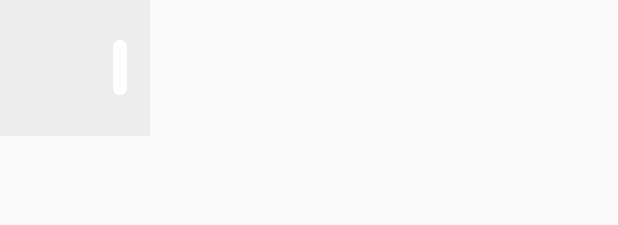
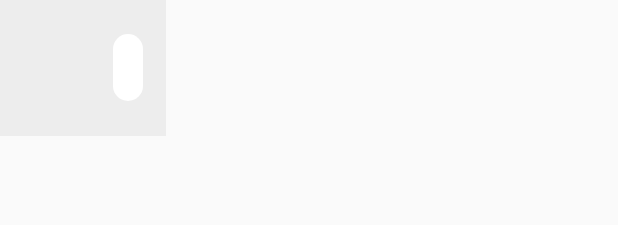
Before and after one commit to emilburzo/nexus7sms, an Android app: the layout sms_view_item_in.xml on its own in the app's theme, with its tools: preview values and no code run, on a phone screen of 412 x 824 dp. Shown: the top 225 px of the screen. Run offline under Robolectric (Android 15) with nearby library versions, the light colour scheme and no system bars.

Commit message:
sms in/out view more padding

```diff
--- a/src/main/res/layout/sms_view_item_in.xml
+++ b/src/main/res/layout/sms_view_item_in.xml
@@ -22,6 +22,7 @@
         android:background="@drawable/round_border"
         android:layout_toEndOf="@id/picture"
         android:layout_centerVertical="true"
+        android:padding="10dp"
         style="@android:style/TextAppearance.Medium"
         />
 
--- a/src/main/res/layout/sms_view_item_out.xml
+++ b/src/main/res/layout/sms_view_item_out.xml
@@ -16,6 +16,7 @@
         android:layout_marginStart="100dp"
         android:layout_toStartOf="@id/picture"
         android:layout_centerVertical="true"
+        android:padding="10dp"
         style="@android:style/TextAppearance.Medium"
         />
 
```
